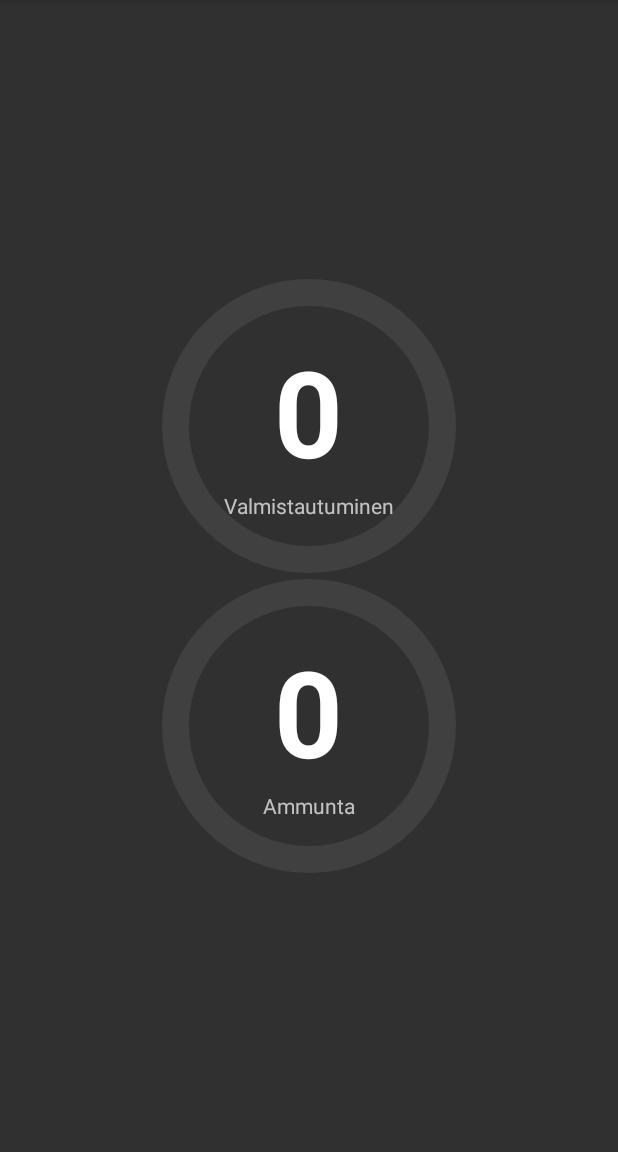
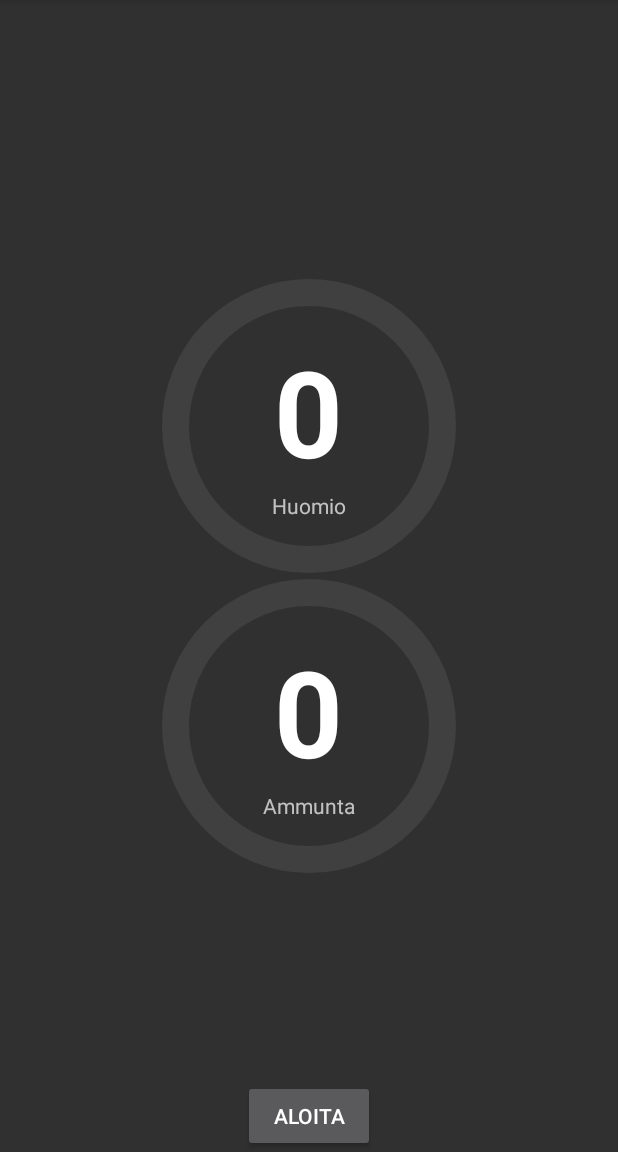
Before and after one commit to bidule21/rotating-target-controller, an Android app: the fragment ShootingFragment shown on its own in the app's theme, after a tap on "ALOITA", on a phone screen of 412 x 824 dp, the part 84-1236 px from its top. Run offline under Robolectric (Android 15) with nearby library versions, the phone set to English and light mode, and no system bars; libraries missing offline, so code that uses them is left out: com.squareup.otto, io.realm; 5 statements that could not run were skipped.

Commit message:
add functionality to handle loading time, correct air olympic pistol program

```diff
--- a/app/src/main/java/org/db0/targetcontroller/ShootingActivity.java
+++ b/app/src/main/java/org/db0/targetcontroller/ShootingActivity.java
@@ -88,7 +88,7 @@ public class ShootingActivity extends AppCompatActivity {
         @Override
         public Fragment getItem(int position) {
             FiringSequenceItem item = items.get(position);
-            return ShootingFragment.newInstance(item.getPrepare(), item.getFire(), item.isPauseAfter());
+            return ShootingFragment.newInstance(item.getLoad(), item.getPrepare(), item.getFire(), item.isPauseAfter());
         }
 
         @Override
@@ -109,6 +109,7 @@ public class ShootingActivity extends AppCompatActivity {
     public void onBackPressed() {
         if (doubleBackToExitPressedOnce) {
             finish();
+            ServoManager.getLoadTimer().cancel();
             ServoManager.getPrepareTimer().cancel();
             ServoManager.getFiringTimer().cancel();
 
--- a/app/src/main/java/org/db0/targetcontroller/ShootingFragment.java
+++ b/app/src/main/java/org/db0/targetcontroller/ShootingFragment.java
@@ -13,6 +13,8 @@ import com.squareup.otto.Subscribe;
 
 import org.db0.targetcontroller.model.FiringTimerAdvancedMessage;
 import org.db0.targetcontroller.model.FiringTimerFinishedMessage;
+import org.db0.targetcontroller.model.LoadTimerAdvancedMessage;
+import org.db0.targetcontroller.model.LoadTimerFinishedMessage;
 import org.db0.targetcontroller.model.PrepareTimerAdvancedMessage;
 import org.db0.targetcontroller.model.PrepareTimerFinishedMessage;
 import org.db0.targetcontroller.util.ServoManager;
@@ -21,27 +23,36 @@ import java.util.Locale;
 
 
 public class ShootingFragment extends Fragment implements View.OnClickListener {
+    private static final String ARG_LOAD = "load";
     private static final String ARG_PREPARE = "prepare";
     private static final String ARG_FIRE = "fire";
     private static final String ARG_PAUSEAFTER = "pauseafter";
 
+    private int load;
     private int prepare;
     private int fire;
     private boolean pauseAfter;
 
     private View rootView;
+    private ProgressBar loadProgress;
+    private TextView loadTime;
     private ProgressBar prepareProgress;
     private TextView prepareTime;
     private ProgressBar firingProgress;
     private TextView firingTime;
+
     private boolean sequenceStarted = false;
+    private boolean loaded = false;
+
+    private Button startButton;
 
     public ShootingFragment() {
     }
 
-    public static ShootingFragment newInstance(int prepare, int fire, boolean pauseAfter) {
+    public static ShootingFragment newInstance(int load, int prepare, int fire, boolean pauseAfter) {
         ShootingFragment fragment = new ShootingFragment();
         Bundle args = new Bundle();
+        args.putInt(ARG_LOAD, load);
         args.putInt(ARG_PREPARE, prepare);
         args.putInt(ARG_FIRE, fire);
         args.putBoolean(ARG_PAUSEAFTER, pauseAfter);
@@ -53,6 +64,7 @@ public class ShootingFragment extends Fragment implements View.OnClickListener {
     public void onCreate(Bundle savedInstanceState) {
         super.onCreate(savedInstanceState);
         if (getArguments() != null) {
+            load = getArguments().getInt(ARG_LOAD);
             prepare = getArguments().getInt(ARG_PREPARE);
             fire = getArguments().getInt(ARG_FIRE);
             pauseAfter = getArguments().getBoolean(ARG_PAUSEAFTER);
@@ -64,6 +76,12 @@ public class ShootingFragment extends Fragment implements View.OnClickListener {
                              Bundle savedInstanceState) {
         rootView = inflater.inflate(R.layout.fragment_shooting, container, false);
 
+        loadTime = (TextView) rootView.findViewById(R.id.load_time);
+        loadTime.setText(String.format(Locale.getDefault(), "%d", load));
+        loadProgress = (ProgressBar) rootView.findViewById(R.id.progress_load);
+        loadProgress.setMax(load);
+        loadProgress.setProgress(load);
+
         prepareTime = (TextView) rootView.findViewById(R.id.prepare_time);
         prepareTime.setText(String.format(Locale.getDefault(), "%d", prepare));
         prepareProgress = (ProgressBar) rootView.findViewById(R.id.progress_wait);
@@ -74,10 +92,10 @@ public class ShootingFragment extends Fragment implements View.OnClickListener {
         firingTime = (TextView) rootView.findViewById(R.id.firing_time);
         firingTime.setText(String.format(Locale.getDefault(), "%d", fire));
         firingProgress = (ProgressBar) rootView.findViewById(R.id.progress_shoot);
-        firingProgress.setMax(prepare);
-        firingProgress.setProgress(prepare);
+        firingProgress.setMax(fire);
+        firingProgress.setProgress(fire);
 
-        Button startButton = (Button) rootView.findViewById(R.id.button_start_sequence);
+        startButton = (Button) rootView.findViewById(R.id.button_start_sequence);
         startButton.setOnClickListener(this);
         Button showTarget = (Button) rootView.findViewById(R.id.button_show_target);
         showTarget.setOnClickListener(this);
@@ -89,13 +107,20 @@ public class ShootingFragment extends Fragment implements View.OnClickListener {
     public void onClick(View view) {
         if (view.getId() == R.id.button_start_sequence) {
             // hide show button
-            sequenceStarted = true;
-            rootView.findViewById(R.id.button_show_target).setVisibility(View.INVISIBLE);
+            if (loaded) {
+                sequenceStarted = true;
+                rootView.findViewById(R.id.button_show_target).setVisibility(View.INVISIBLE);
 
-            ServoManager.getInstance().hideTarget();
+                ServoManager.getInstance().hideTarget();
 
-            ServoManager.getPrepareTimer().start(prepare);
-            view.setVisibility(View.GONE);
+                ServoManager.getPrepareTimer().start(prepare);
+                view.setVisibility(View.GONE);
+            } else {
+                ServoManager.getLoadTimer().start(load);
+
+                loaded = true;
+                startButton.setText(R.string.button_start_sequence);
+            }
         }
         if (view.getId() == R.id.button_show_target) {
             if (!sequenceStarted) {
@@ -104,6 +129,21 @@ public class ShootingFragment extends Fragment implements View.OnClickListener {
         }
     }
 
+    @Subscribe
+    public void loadTimeAdvanced(LoadTimerAdvancedMessage message) {
+        if (getUserVisibleHint()) {
+            loadProgress.setProgress(message.getProgress());
+            loadTime.setText(String.format(Locale.getDefault(), "%d", message.getProgress()));
+        }
+    }
+
+    @Subscribe
+    public void loadTimeFinished(LoadTimerFinishedMessage message) {
+        if (getUserVisibleHint()) {
+            loadProgress.setProgress(0);
+            loadTime.setText("0");
+        }
+    }
     @Subscribe
     public void prepareTimeAdvanced(PrepareTimerAdvancedMessage message) {
         if (getUserVisibleHint()) {
--- a/app/src/main/java/org/db0/targetcontroller/util/ServoManager.java
+++ b/app/src/main/java/org/db0/targetcontroller/util/ServoManager.java
@@ -13,6 +13,8 @@ import org.db0.targetcontroller.R;
 import org.db0.targetcontroller.ShootingActivity;
 import org.db0.targetcontroller.model.FiringTimerAdvancedMessage;
 import org.db0.targetcontroller.model.FiringTimerFinishedMessage;
+import org.db0.targetcontroller.model.LoadTimerAdvancedMessage;
+import org.db0.targetcontroller.model.LoadTimerFinishedMessage;
 import org.db0.targetcontroller.model.PrepareTimerAdvancedMessage;
 import org.db0.targetcontroller.model.PrepareTimerFinishedMessage;
 import org.db0.targetcontroller.model.Servo;
@@ -37,6 +39,7 @@ public class ServoManager {
 
     private static ServoManager instance;
 
+    private static SecondCountDownTimer loadTimer;
     private static SecondCountDownTimer prepareTimer;
     private static SecondCountDownTimer firingTimer;
 
@@ -63,6 +66,18 @@ public class ServoManager {
 
     public static void init() {
         instance = new ServoManager();
+
+        loadTimer = new SecondCountDownTimer() {
+            @Override
+            public void onTick(int progress) {
+                bus.post(new LoadTimerAdvancedMessage(progress));
+            }
+
+            @Override
+            public void onFinish() {
+                bus.post(new LoadTimerFinishedMessage());
+            }
+        };
 
         prepareTimer = new SecondCountDownTimer() {
             @Override
@@ -193,6 +208,10 @@ public class ServoManager {
         return bus;
     }
 
+    public static SecondCountDownTimer getLoadTimer() {
+        return loadTimer;
+    }
+
     public static SecondCountDownTimer getPrepareTimer() {
         return prepareTimer;
     }
--- /dev/null
+++ b/app/src/main/res/drawable/circular_progress_load.xml
@@ -0,0 +1,18 @@
+<?xml version="1.0" encoding="utf-8"?>
+<rotate xmlns:android="http://schemas.android.com/apk/res/android"
+    android:fromDegrees="270"
+    android:toDegrees="270">
+    <shape
+        android:innerRadiusRatio="2.5"
+        android:shape="ring"
+        android:thickness="@dimen/shooting_timer_width"
+        android:useLevel="true"><!-- this line fixes the issue for lollipop api 21 -->
+
+        <gradient
+            android:angle="0"
+            android:endColor="@color/progress_load_end"
+            android:startColor="@color/progress_load_start"
+            android:type="sweep"
+            android:useLevel="false" />
+    </shape>
+</rotate>
--- a/app/src/main/res/layout-land/fragment_shooting.xml
+++ b/app/src/main/res/layout-land/fragment_shooting.xml
@@ -20,15 +20,53 @@
                 android:layout_height="wrap_content">
 
                 <ProgressBar
+                    android:id="@+id/progress_load"
+                    style="?android:attr/progressBarStyleHorizontal"
+                    android:layout_width="200dp"
+                    android:layout_height="200dp"
+                    android:background="@drawable/circular_progress_background"
+                    android:indeterminate="false"
+                    android:max="60"
+                    android:progressDrawable="@drawable/circular_progress_load"
+                    tools:progress="49" />
+
+                <LinearLayout
+                    android:layout_width="wrap_content"
+                    android:layout_height="wrap_content"
+                    android:layout_centerInParent="true"
+                    android:orientation="vertical">
+
+                    <TextView
+                        android:id="@+id/load_time"
+                        style="@style/FiringTime"
+                        android:layout_width="wrap_content"
+                        android:layout_height="wrap_content"
+                        android:layout_gravity="center_horizontal"
+                        tools:text="49" />
+
+                    <TextView
+                        android:layout_width="wrap_content"
+                        android:layout_height="wrap_content"
+                        android:layout_gravity="center_horizontal"
+                        android:text="@string/shooting_load" />
+
+                </LinearLayout>
+            </RelativeLayout>
+
+            <RelativeLayout
+                android:layout_width="wrap_content"
+                android:layout_height="wrap_content">
+
+                <ProgressBar
                     android:id="@+id/progress_wait"
                     style="?android:attr/progressBarStyleHorizontal"
                     android:layout_width="200dp"
                     android:layout_height="200dp"
                     android:background="@drawable/circular_progress_background"
                     android:indeterminate="false"
-                    android:max="10"
+                    android:max="7"
                     android:progressDrawable="@drawable/circular_progress_wait"
-                    tools:progress="4" />
+                    tools:progress="7" />
 
                 <LinearLayout
                     android:layout_width="wrap_content"
@@ -42,7 +80,7 @@
                         android:layout_width="wrap_content"
                         android:layout_height="wrap_content"
                         android:layout_gravity="center_horizontal"
-                        tools:text="4" />
+                        tools:text="7" />
 
                     <TextView
                         android:layout_width="wrap_content"
@@ -98,7 +136,7 @@
             android:layout_height="wrap_content"
             android:layout_alignParentBottom="true"
             android:layout_centerHorizontal="true"
-            android:text="@string/button_start_sequence" />
+            android:text="@string/button_start_load" />
 
         <Button
             android:id="@+id/button_show_target"
--- a/app/src/main/res/values/colors.xml
+++ b/app/src/main/res/values/colors.xml
@@ -6,6 +6,8 @@
     <color name="accent_material_dark" tools:override="true">#ff5a595b</color>
     <color name="white">#fff</color>
 
+    <color name="progress_load_start">#00FF00</color>
+    <color name="progress_load_end">#00D000</color>
     <color name="progress_wait_start">#0080FF</color>
     <color name="progress_wait_end">#0040FF</color>
     <color name="progress_shoot_start">#FF4000</color>
--- a/app/src/main/res/values/strings.xml
+++ b/app/src/main/res/values/strings.xml
@@ -13,8 +13,9 @@
     <string name="button_connect">Yhdistä tauluun</string>
     <string name="button_disconnect">Katkaise yhteys</string>
     <string name="button_start_shooting">Aloita ammunta</string>
+    <string name="button_start_load">Aloita lataaminen</string>
     <string name="button_start_sequence">Aloita</string>
-    <string name="button_show_target">Näytä taulu</string>
+    <string name="button_show_target">Näytä taulut</string>
 
     <string name="tick">&gt;</string>
     <string name="open_bluetooth_error">Bluetooth pitää olla päällä. Käynnistä sovellus uudelleen.</string>
@@ -23,8 +24,10 @@
     <string name="bluetooth_no_device">Taulua ei löytynyt. Parita laite taulun HC-06 kanssa uudelleen.</string>
 
     <string name="title_activity_shooting">ShootingActivity</string>
-    <string name="shooting_prepare">Valmistautuminen</string>
+    <string name="shooting_load">Lataa</string>
+    <string name="shooting_prepare">Huomio</string>
     <string name="shooting_firing">Ammunta</string>
+
     <string name="message_doubleclick_to_exit">Paina takaisin-nappia uudelleen poistuaksesi ammunnasta</string>
 
 </resources>
```
Also changed, not shown: app/src/main/java/org/db0/targetcontroller/TargetControllerApplication.java (+13 -7 lines), app/src/main/java/org/db0/targetcontroller/model/FiringSequenceItem.java (+11 -1 lines), app/src/main/java/org/db0/targetcontroller/model/LoadTimerAdvancedMessage.java (added, +22 -0 lines), app/src/main/java/org/db0/targetcontroller/model/LoadTimerFinishedMessage.java (added, +9 -0 lines).
